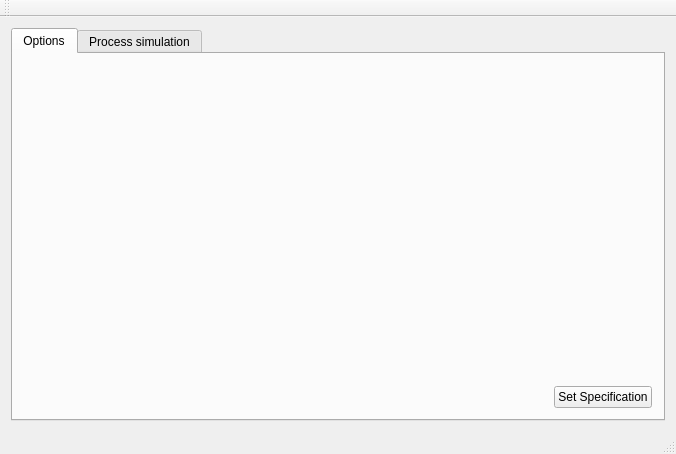
The window that mainwindow.ui (adaweiss/sys_zdarz) describes before a commit, drawn with Qt 5.
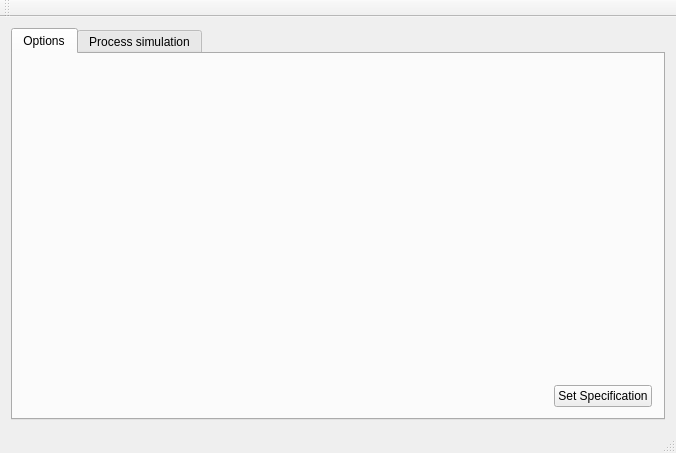
The same window after the commit.

Commit message: seem to work perfectly fine, without deadlocks and with priorities

What changed in the file:
```diff
--- a/mainwindow.ui
+++ b/mainwindow.ui
@@ -7,7 +7,7 @@
     <x>0</x>
     <y>0</y>
     <width>676</width>
-    <height>454</height>
+    <height>453</height>
    </rect>
   </property>
   <property name="windowTitle">
```
Left out of the diff: 12 changed lines with no effect on the pictures. The commit also changes 1 other file.
